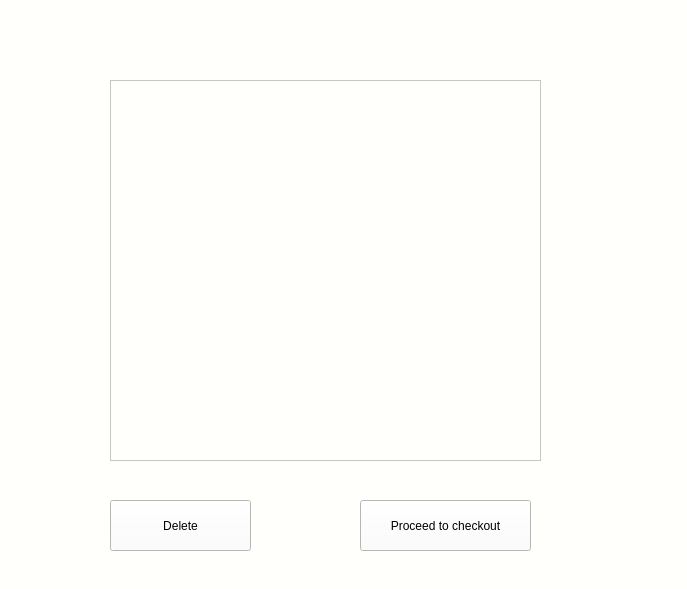
Above: MEDAD/shoppingcart.ui from yomnahisham/CSCE1102-LabProject before the change. Below: the same form after it.
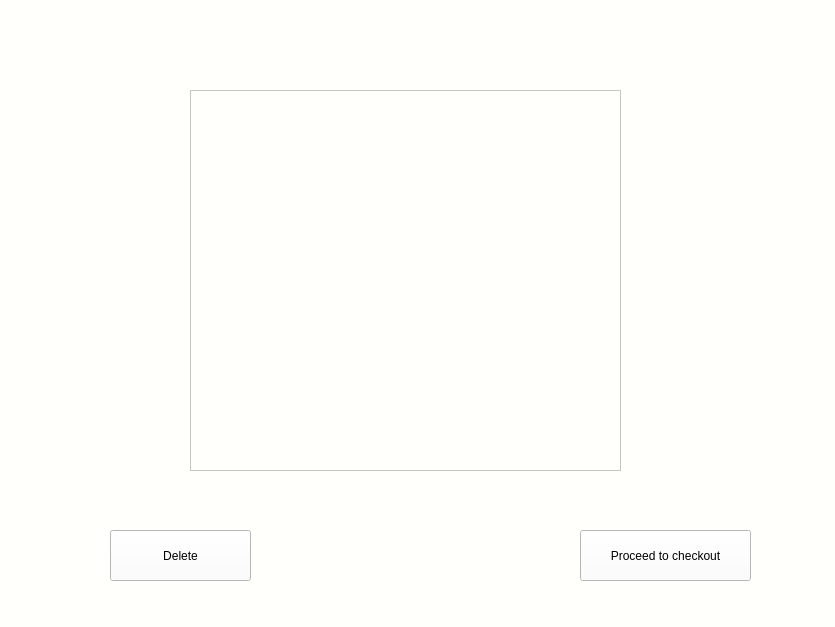
That is the form after the change.

Patch:
```diff
--- a/MEDAD/shoppingcart.ui
+++ b/MEDAD/shoppingcart.ui
@@ -6,8 +6,8 @@
    <rect>
     <x>0</x>
     <y>0</y>
-    <width>687</width>
-    <height>589</height>
+    <width>835</width>
+    <height>627</height>
    </rect>
   </property>
   <property name="windowTitle">
@@ -20,8 +20,8 @@
   <widget class="QTableWidget" name="cartTable">
    <property name="geometry">
     <rect>
-     <x>110</x>
-     <y>80</y>
+     <x>190</x>
+     <y>90</y>
      <width>431</width>
      <height>381</height>
     </rect>
@@ -30,8 +30,8 @@
   <widget class="QPushButton" name="CheckOutButton">
    <property name="geometry">
     <rect>
-     <x>360</x>
-     <y>500</y>
+     <x>580</x>
+     <y>530</y>
      <width>171</width>
      <height>51</height>
     </rect>
@@ -44,7 +44,7 @@
    <property name="geometry">
     <rect>
      <x>110</x>
-     <y>500</y>
+     <y>530</y>
      <width>141</width>
      <height>51</height>
     </rect>
```
